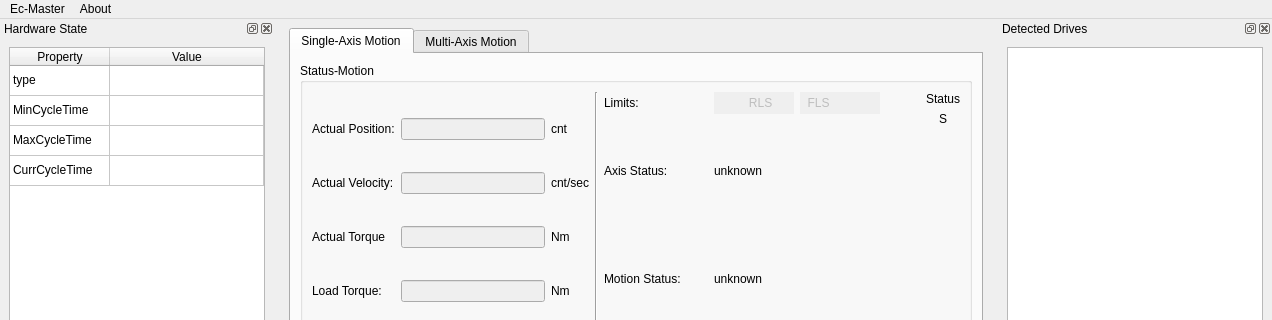
This is src/rocosmainwindow.ui in thinkexist1989/rocos-dbg as Qt 5 draws it before an edit; both pictures show x 0 to 1272 and y 0 to 320 of the 1272 by 862 pixel window. The edited form follows.
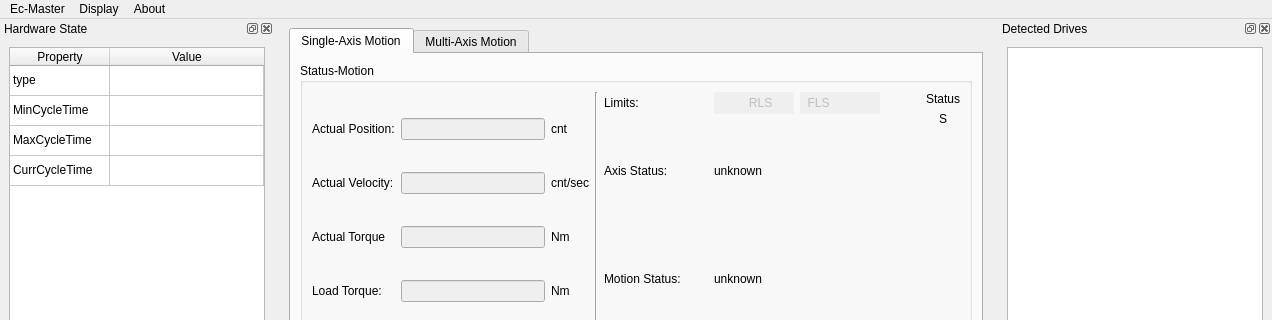
This is the edited form. Icons and pictures are not drawn.

Diff of the .ui file:
```diff
--- a/src/rocosmainwindow.ui
+++ b/src/rocosmainwindow.ui
@@ -1359,11 +1359,6 @@
     </font>
    </property>
    <widget class="QMenu" name="menuEc_Master">
-    <property name="font">
-     <font>
-      <family>腾讯体</family>
-     </font>
-    </property>
     <property name="title">
      <string>Ec-Master</string>
     </property>
@@ -1382,7 +1377,14 @@
     </property>
     <addaction name="actionAbout"/>
    </widget>
+   <widget class="QMenu" name="menuDisplay">
+    <property name="title">
+     <string>Display</string>
+    </property>
+    <addaction name="actionUser_Unit"/>
+   </widget>
    <addaction name="menuEc_Master"/>
+   <addaction name="menuDisplay"/>
    <addaction name="menuAbout"/>
   </widget>
   <widget class="QStatusBar" name="statusbar"/>
```
Left out of the diff: 14 changed lines with no effect on the pictures.
